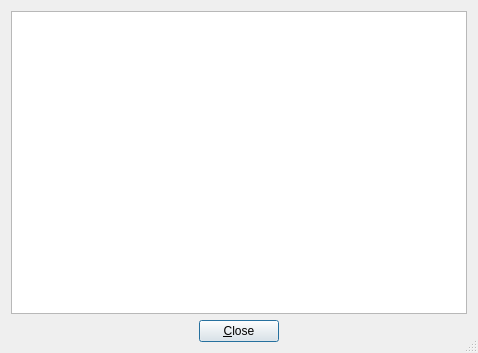
First picture: the form in src-qt5/pc-firstbootgui/dialogHelp.ui, repository trueos/trueos-utils-qt5, before the edit.
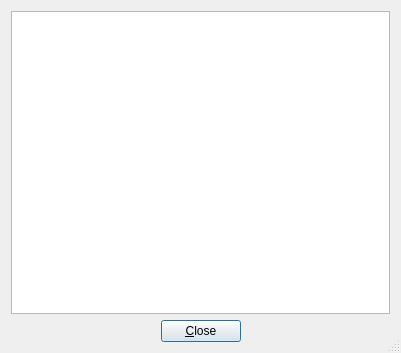
Second picture: the form after the edit. Icons and pictures are not drawn.

Diff of the .ui file:
```diff
--- a/src-qt5/pc-firstbootgui/dialogHelp.ui
+++ b/src-qt5/pc-firstbootgui/dialogHelp.ui
@@ -9,7 +9,7 @@
    <rect>
     <x>0</x>
     <y>0</y>
-    <width>478</width>
+    <width>401</width>
     <height>353</height>
    </rect>
   </property>
```
Left out of the diff: 2 changed lines with no effect on the pictures.
